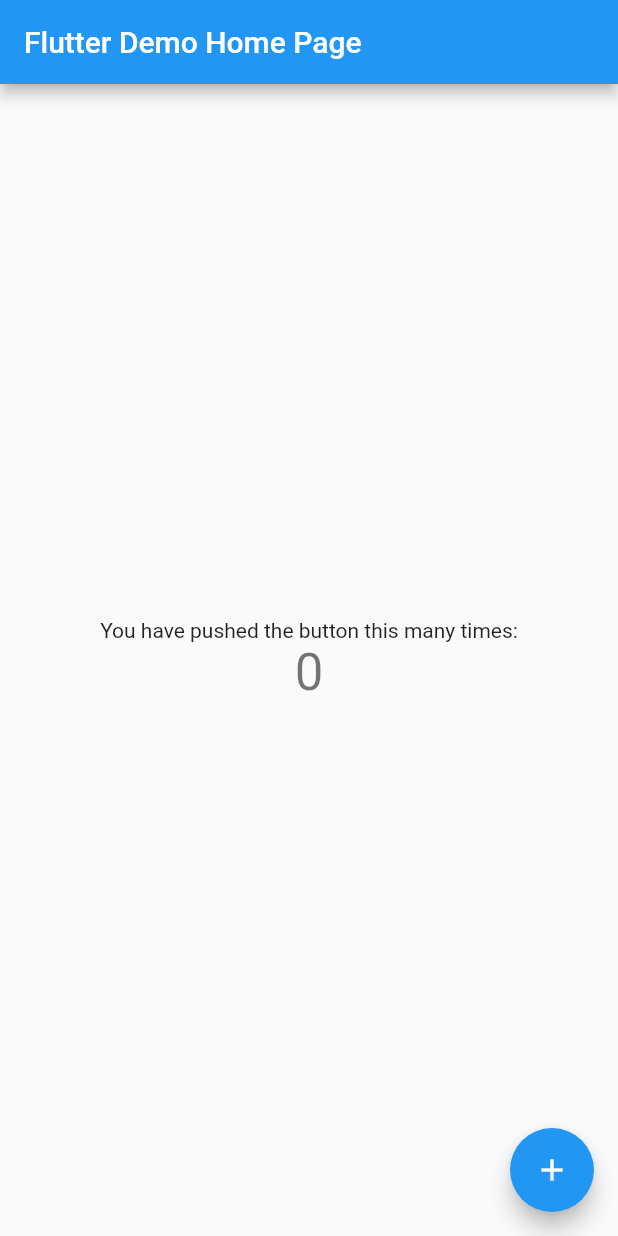
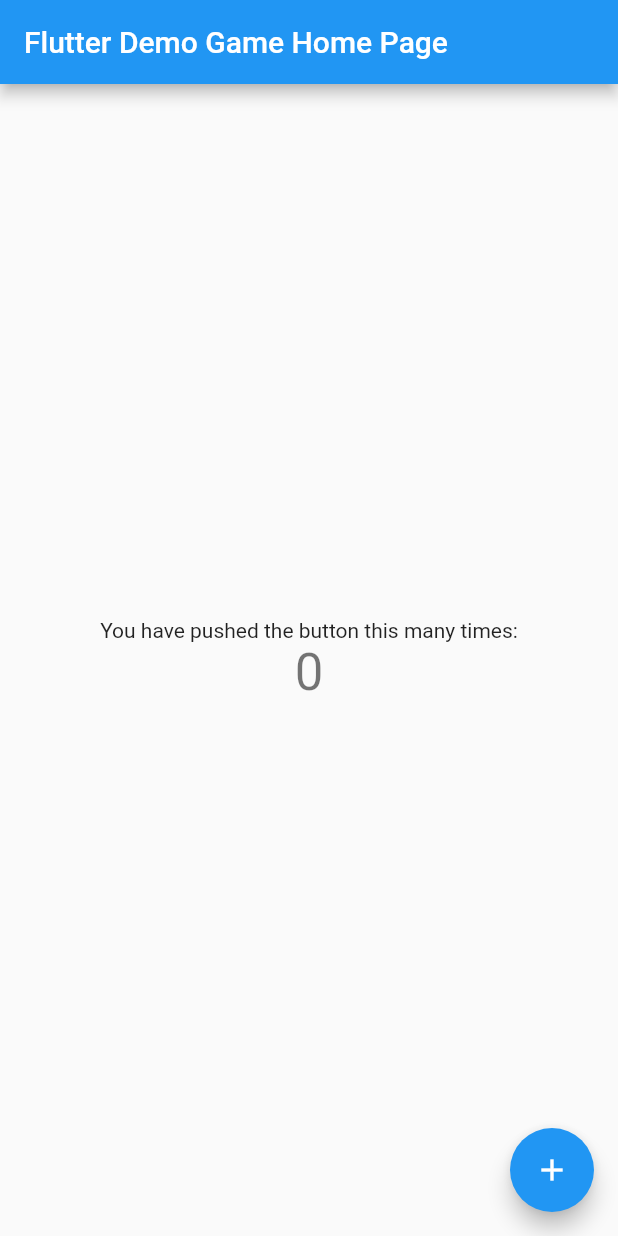
Before and after one commit to themesanasang/nth_new, a Flutter app: the screen it shows after launch, on a phone screen of 412 x 824 dp. Run offline on Flutter 3.47's test engine with Material 2 defaults, Android fonts, the phone set to English and light mode, and no system bars.

Commit message:
edit main.dart

```diff
--- a/lib/main.dart
+++ b/lib/main.dart
@@ -7,7 +7,7 @@ class MyApp extends StatelessWidget {
   @override
   Widget build(BuildContext context) {
     return new MaterialApp(
-      title: 'Flutter Demo',
+      title: 'Flutter Demo Game',
       theme: new ThemeData(
         // This is the theme of your application.
         //
@@ -19,7 +19,7 @@ class MyApp extends StatelessWidget {
         // counter didn't reset back to zero; the application is not restarted.
         primarySwatch: Colors.blue,
       ),
-      home: new MyHomePage(title: 'Flutter Demo Home Page'),
+      home: new MyHomePage(title: 'Flutter Demo Game Home Page'),
     );
   }
 }
```
